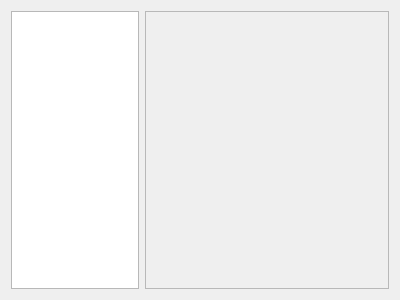
The window that Staff/staffconfiguration.ui (oaheiw/darwinner) describes before a commit, drawn with Qt 5.
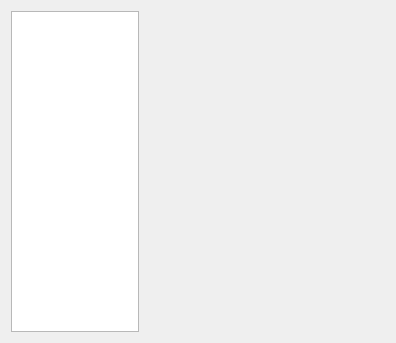
The same window after the commit. The open tabs and pages were chosen to show the change. Icons and pictures are not drawn. Custom widgets are drawn as their Qt base class.

Diff of the .ui file:
```diff
--- a/Staff/staffconfiguration.ui
+++ b/Staff/staffconfiguration.ui
@@ -6,8 +6,8 @@
    <rect>
     <x>0</x>
     <y>0</y>
-    <width>400</width>
-    <height>300</height>
+    <width>396</width>
+    <height>343</height>
    </rect>
   </property>
   <property name="font">
@@ -35,8 +35,8 @@
      </property>
      <property name="iconSize">
       <size>
-       <width>96</width>
-       <height>96</height>
+       <width>90</width>
+       <height>90</height>
       </size>
      </property>
      <property name="spacing">
@@ -50,10 +50,10 @@
    <item>
     <widget class="QStackedWidget" name="ItemStackedWidget">
      <property name="frameShape">
-      <enum>QFrame::StyledPanel</enum>
+      <enum>QFrame::NoFrame</enum>
      </property>
      <property name="frameShadow">
-      <enum>QFrame::Raised</enum>
+      <enum>QFrame::Plain</enum>
      </property>
      <property name="currentIndex">
       <number>1</number>
```
Left out of the diff: 27 changed lines with no effect on the pictures.
